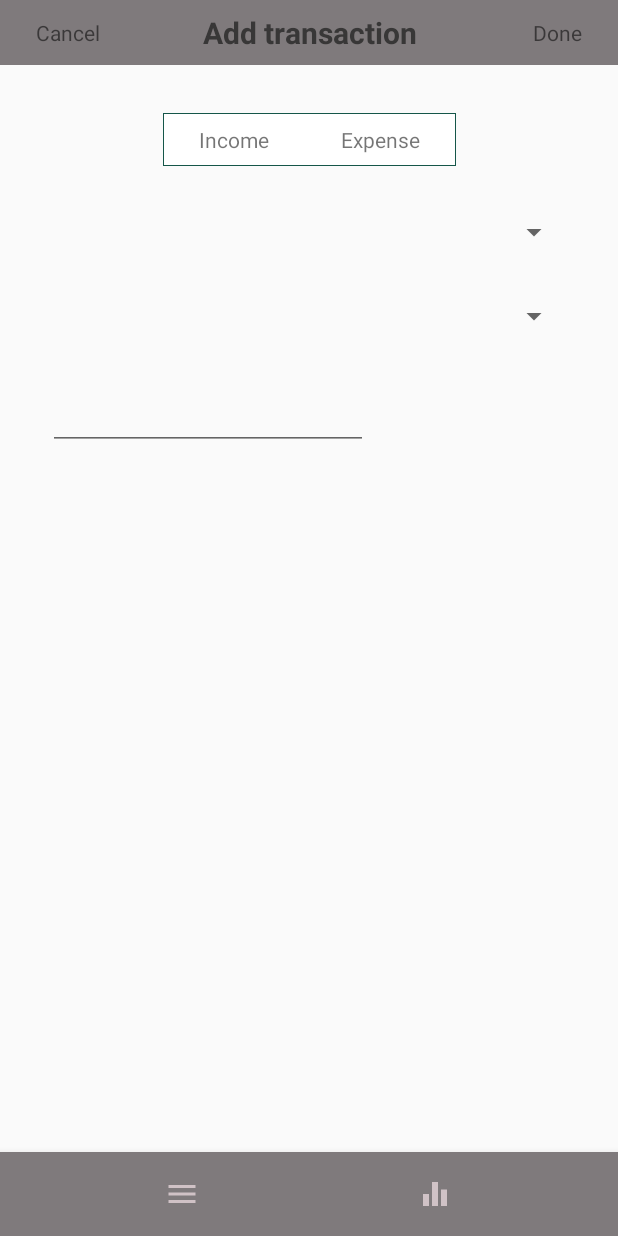
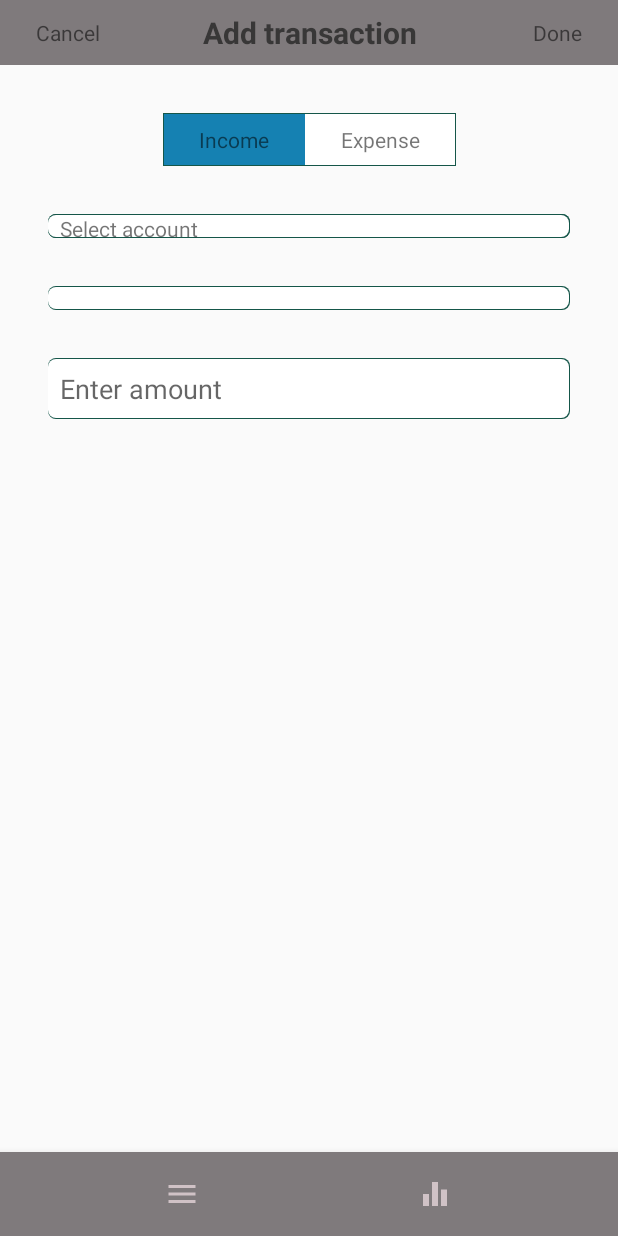
Before and after one commit to ivan-a-klymenko/CoreWillSoft, an Android app: the TransactionFragment screen opened through its navigation route, on a phone screen of 412 x 824 dp. Run offline under Robolectric (Android 15) with nearby library versions, the phone set to English and light mode, and no system bars; our stand-ins replace Dagger/Hilt's generated code, Room's generated code, RxJava, navigation-ui; 1 statement that could not run was skipped.

Commit message:
spinners added

```diff
--- a/app/src/main/java/ru/bk/klim9/corewillsoft/database/TransactionDao.kt
+++ b/app/src/main/java/ru/bk/klim9/corewillsoft/database/TransactionDao.kt
@@ -69,7 +69,7 @@ interface TransactionDao {
     fun saveAllTransactions(incomes: List<Transaction>)
 
     @Insert(onConflict = OnConflictStrategy.REPLACE)
-    fun saveTransaction(income: Transaction)
+    fun saveTransaction(transaction: Transaction): Completable
 
     @Delete
     fun clearTransactions(incomes: List<Transaction>)
--- a/app/src/main/java/ru/bk/klim9/corewillsoft/database/content/HardcodedValues.kt
+++ b/app/src/main/java/ru/bk/klim9/corewillsoft/database/content/HardcodedValues.kt
@@ -9,7 +9,7 @@ enum class Accounts (val account: String) {
     BANK_ACCOUNT("Bank account")
 }
 
-enum class Incomes (val income: String) {
+enum class Expenses (val expense: String) {
     TAX("Tax"),
     GROCERY("Grocery"),
     ENTERTAINMENT("Entertainment"),
@@ -17,7 +17,7 @@ enum class Incomes (val income: String) {
     HEALTH("Health")
 }
 
-enum class Expenses (val expense: String) {
+enum class Incomes (val income: String) {
     SALARY("Salary"),
     DIVIDENDS("Dividends")
 }
--- a/app/src/main/java/ru/bk/klim9/corewillsoft/database/content/Transaction.kt
+++ b/app/src/main/java/ru/bk/klim9/corewillsoft/database/content/Transaction.kt
@@ -12,12 +12,15 @@ const val EXPENSE = 2
 @Entity(tableName = "transactions")
 data class Transaction (
     @PrimaryKey
-    val id: Long,
-    val accountName: String,
-    val transactionName: String,
-    val transactionType: Int,
-    val amount: Int
+    var id: Long?,
+    var accountName: String?,
+    var transactionName: String?,
+    var transactionType: Int?,
+    var amount: Int?
 ) {
+
+    constructor() : this(null, null, null, null, null)
+
     fun toDate(): String {
         return "03/07/2019 16:30"
     }
--- a/app/src/main/java/ru/bk/klim9/corewillsoft/repositoty/DataRepository.kt
+++ b/app/src/main/java/ru/bk/klim9/corewillsoft/repositoty/DataRepository.kt
@@ -65,4 +65,8 @@ class DataRepository(private val transactionDao: TransactionDao) {
         return transactionDao.flowExpenses()
     }
 
+    fun saveTransaction(transaction: Transaction): Completable {
+        return transactionDao.saveTransaction(transaction)
+    }
+
 }
--- a/app/src/main/java/ru/bk/klim9/corewillsoft/ui/transactions/TransactionFragment.kt
+++ b/app/src/main/java/ru/bk/klim9/corewillsoft/ui/transactions/TransactionFragment.kt
@@ -1,20 +1,30 @@
 package ru.bk.klim9.corewillsoft.ui.transactions
 
 import android.os.Bundle
+import android.os.Message
 import android.view.LayoutInflater
 import android.view.View
 import android.view.ViewGroup
 import android.widget.AdapterView
+import android.widget.AdapterView.OnItemSelectedListener
 import android.widget.ArrayAdapter
+import android.widget.Toast
+import androidx.core.content.ContextCompat
 import androidx.fragment.app.Fragment
 import androidx.lifecycle.Observer
 import androidx.lifecycle.ViewModelProvider
 import dagger.android.support.AndroidSupportInjection
 import kotlinx.android.synthetic.main.fragment_transaction.*
 import ru.bk.klim9.corewillsoft.R
+import ru.bk.klim9.corewillsoft.database.content.EXPENSE
+import ru.bk.klim9.corewillsoft.database.content.INCOME
+import ru.bk.klim9.corewillsoft.database.content.Transaction
 import javax.inject.Inject
 
+
 class TransactionFragment : Fragment() {
+
+    private var isIncome: Boolean = true
 
     @Inject
     lateinit var viewModelFactory: ViewModelProvider.Factory
@@ -23,6 +33,11 @@ class TransactionFragment : Fragment() {
     }
     private var incomes: List<String>? = null
     private var expenses: List<String>? = null
+    private var accounts: List<String>? = null
+    private var account: String? = null
+    private var income: String? = null
+    private var expense: String? = null
+    private val transaction: Transaction = Transaction()
     private val categoryAdapter: ArrayAdapter<String> by lazy {
         ArrayAdapter(requireContext(), android.R.layout.simple_spinner_item, ArrayList<String>())
     }
@@ -52,55 +67,91 @@ class TransactionFragment : Fragment() {
     private fun initUi() {
         viewModel.getData()
         ftAccountSp.adapter = accountAdapter
-        ftAccountSp.prompt = getString(R.string.select_account)
-        ftAccountSp.onItemSelectedListener = object : AdapterView.OnItemClickListener,
-            AdapterView.OnItemSelectedListener {
-            override fun onItemClick(p0: AdapterView<*>?, p1: View?, p2: Int, p3: Long) {
-
+        ftAccountSp.onItemSelectedListener = object : OnItemSelectedListener {
+            override fun onItemSelected(
+                parent: AdapterView<*>?, view: View,
+                position: Int, id: Long
+            ) {
+                transaction.accountName = accounts?.get(position)
+                ftAccountTitleTv.visibility = View.GONE
             }
 
-            override fun onNothingSelected(p0: AdapterView<*>?) {
-            }
-
-            override fun onItemSelected(p0: AdapterView<*>?, p1: View?, p2: Int, p3: Long) {
-            }
-
+            override fun onNothingSelected(arg0: AdapterView<*>?) {}
         }
 
         ftCategorySp.adapter = categoryAdapter
-        ftCategorySp.prompt = getString(R.string.select_account)
-        ftCategorySp.onItemSelectedListener = object : AdapterView.OnItemClickListener,
-            AdapterView.OnItemSelectedListener {
-            override fun onItemClick(p0: AdapterView<*>?, p1: View?, p2: Int, p3: Long) {
+        ftCategorySp.onItemSelectedListener = object : OnItemSelectedListener {
+            override fun onItemSelected(
+                parent: AdapterView<*>?, view: View,
+                position: Int, id: Long
+            ) {
+                if (isIncome) {
+                    transaction.transactionName = incomes?.get(position)
+                    transaction.transactionType = INCOME
+                } else {
+                    transaction.transactionName = expenses?.get(position)
+                    transaction.transactionType = EXPENSE
+                }
+                ftCategoryTitleTv.visibility = View.GONE
+            }
+
+            override fun onNothingSelected(arg0: AdapterView<*>?) {
 
             }
-
-            override fun onNothingSelected(p0: AdapterView<*>?) {
-            }
-
-            override fun onItemSelected(p0: AdapterView<*>?, p1: View?, p2: Int, p3: Long) {
-            }
-
         }
 
         ftIncomeTv.setOnClickListener {
+            isIncome = true
             categoryAdapter.clear()
             incomes?.let { it1 -> categoryAdapter.addAll(it1) }
+            categoryAdapter.notifyDataSetChanged()
+            ftIncomeTv.background = ContextCompat.getDrawable(requireContext(), R.drawable.bg_ft_income_pressed)
+            ftExpenseTv.background = ContextCompat.getDrawable(requireContext(), R.drawable.bg_ft_expense_disabled)
         }
         ftExpenseTv.setOnClickListener {
+            isIncome = false
             categoryAdapter.clear()
             expenses?.let { it1 -> categoryAdapter.addAll(it1) }
+            categoryAdapter.notifyDataSetChanged()
+            ftIncomeTv.background = ContextCompat.getDrawable(requireContext(), R.drawable.bg_ft_income_disabled)
+            ftExpenseTv.background = ContextCompat.getDrawable(requireContext(), R.drawable.bg_ft_expense_pressed)
         }
         ftIncomeTv.callOnClick()
+        ftCancelTv.setOnClickListener {
+            showToast(R.string.ft_trnsaction_canceled)
+        }
+        ftDoneTv.setOnClickListener {
+            val amount = ftAmountEt.text.toString()
+            if (amount.toIntOrNull() != null &&
+                transaction.accountName != null &&
+                transaction.transactionName != null ) {
+                transaction.id = System.currentTimeMillis()
+                viewModel.saveTransaction(transaction)
+                showToast(R.string.ft_transaction_saved)
+            } else {
+                showToast(R.string.ft_data_error)
+            }
+        }
+    }
+
+    private fun showToast(messageId: Int) {
+        Toast.makeText(
+            requireContext(),
+            getString(messageId),
+            Toast.LENGTH_SHORT
+        ).show()
     }
 
     private fun initObservers() {
         viewModel.accountsLd.observe(viewLifecycleOwner, Observer {
+            accounts = it
             accountAdapter.clear()
             accountAdapter.addAll(it)
         })
         viewModel.expensesLd.observe(viewLifecycleOwner, Observer {
             expenses = it
+            categoryAdapter.clear()
+            categoryAdapter.addAll(it)
         })
         viewModel.incomesLd.observe(viewLifecycleOwner, Observer {
             incomes = it
--- /dev/null
+++ b/app/src/main/res/drawable/bg_ft_spinner.xml
@@ -0,0 +1,18 @@
+<?xml version="1.0" encoding="utf-8"?>
+<layer-list xmlns:android="http://schemas.android.com/apk/res/android">
+    <item>
+        <shape android:shape="rectangle">
+            <solid android:color="@color/colorPrimaryDark" />
+            <corners android:radius="5dp"/>
+        </shape>
+    </item>
+    <item android:bottom="1dp"
+        android:top="1dp"
+        android:right="1dp"
+        android:left="0.5dp">
+        <shape android:shape="rectangle">
+            <solid android:color="@color/white_100" />
+            <corners android:radius="5dp"/>
+        </shape>
+    </item>
+</layer-list>
--- a/app/src/main/res/layout/fragment_transaction.xml
+++ b/app/src/main/res/layout/fragment_transaction.xml
@@ -46,10 +46,6 @@
         android:layout_width="wrap_content"
         android:layout_height="wrap_content"
         android:layout_marginTop="32dp"
-        android:background="@drawable/bg_ft_income"
-        android:clickable="true"
-        android:focusable="true"
-        android:focusableInTouchMode="true"
         android:padding="8dp"
         android:paddingStart="24dp"
         android:paddingEnd="24dp"
@@ -64,10 +60,6 @@
         android:id="@+id/ftExpenseTv"
         android:layout_width="wrap_content"
         android:layout_height="wrap_content"
-        android:background="@drawable/bg_ft_expense"
-        android:clickable="true"
-        android:focusable="true"
-        android:focusableInTouchMode="true"
         android:padding="8dp"
         android:paddingStart="24dp"
         android:paddingEnd="24dp"
@@ -79,34 +71,76 @@
 
     <Spinner
         android:id="@+id/ftAccountSp"
+        style="@style/Widget.AppCompat.Spinner"
         android:layout_width="0dp"
         android:layout_height="wrap_content"
         android:layout_marginStart="32dp"
         android:layout_marginTop="32dp"
         android:layout_marginEnd="32dp"
+        android:background="@drawable/bg_ft_spinner"
+        android:padding="8dp"
+        android:prompt="@string/ft_select_account"
         app:layout_constraintEnd_toEndOf="parent"
         app:layout_constraintStart_toStartOf="parent"
         app:layout_constraintTop_toBottomOf="@+id/ftIncomeTv" />
 
+    <TextView
+        android:id="@+id/ftAccountTitleTv"
+        android:layout_width="0dp"
+        android:layout_height="0dp"
+        android:background="@drawable/bg_ft_spinner"
+        android:gravity="center_vertical"
+        android:paddingStart="8dp"
+        android:paddingEnd="8dp"
+        android:text="@string/ft_select_account"
+        app:layout_constraintBottom_toBottomOf="@+id/ftAccountSp"
+        app:layout_constraintEnd_toEndOf="@+id/ftAccountSp"
+        app:layout_constraintStart_toStartOf="@+id/ftAccountSp"
+        app:layout_constraintTop_toTopOf="@+id/ftAccountSp" />
+
     <Spinner
         android:id="@+id/ftCategorySp"
+        style="@style/Widget.AppCompat.Spinner"
         android:layout_width="0dp"
         android:layout_height="wrap_content"
         android:layout_marginStart="32dp"
         android:layout_marginTop="32dp"
         android:layout_marginEnd="32dp"
+        android:background="@drawable/bg_ft_spinner"
+        android:padding="8dp"
         app:layout_constraintEnd_toEndOf="parent"
         app:layout_constraintStart_toStartOf="parent"
         app:layout_constraintTop_toBottomOf="@+id/ftAccountSp" />
 
+    <TextView
+        android:id="@+id/ftCategoryTitleTv"
+        android:layout_width="0dp"
+        android:layout_height="0dp"
+        android:background="@drawable/bg_ft_spinner"
+        android:gravity="center_vertical"
+        android:paddingStart="8dp"
+        android:paddingEnd="8dp"
+        android:text="@string/ft_select_account"
+        android:visibility="gone"
+        app:layout_constraintBottom_toBottomOf="@+id/ftCategorySp"
+        app:layout_constraintEnd_toEndOf="@+id/ftCategorySp"
+        app:layout_constraintStart_toStartOf="@+id/ftCategorySp"
+        app:layout_constraintTop_toTopOf="@+id/ftCategorySp" />
+
     <EditText
         android:id="@+id/ftAmountEt"
-        android:layout_width="wrap_content"
+        android:layout_width="0dp"
         android:layout_height="wrap_content"
         android:layout_marginTop="32dp"
+        android:background="@drawable/bg_ft_spinner"
         android:ems="10"
+        android:hint="@string/ft_select_amount"
+        android:autofillHints="@string/ft_select_amount"
         android:inputType="numberDecimal"
+        android:padding="8dp"
+        app:layout_constraintEnd_toEndOf="@+id/ftCategorySp"
         app:layout_constraintStart_toStartOf="@+id/ftCategorySp"
         app:layout_constraintTop_toBottomOf="@+id/ftCategorySp" />
 
+
 </androidx.constraintlayout.widget.ConstraintLayout>
--- a/app/src/main/res/values/strings.xml
+++ b/app/src/main/res/values/strings.xml
@@ -8,5 +8,10 @@
     <string name="ft_done">Done</string>
     <string name="ft_income">Income</string>
     <string name="ft_expense">Expense</string>
-    <string name="select_account">Select account</string>
+    <string name="ft_select_account">Select account</string>
+    <string name="ft_select_category">Select category</string>
+    <string name="ft_select_amount">Enter amount</string>
+    <string name="ft_trnsaction_canceled">Transaction canceled</string>
+    <string name="ft_transaction_saved">Transaction saved</string>
+    <string name="ft_data_error">You have entered insufficient data</string>
 </resources>
```
Also changed, not shown: app/src/main/java/ru/bk/klim9/corewillsoft/ui/transactions/TransactionViewModel.kt (+8 -0 lines), 1 other file.
